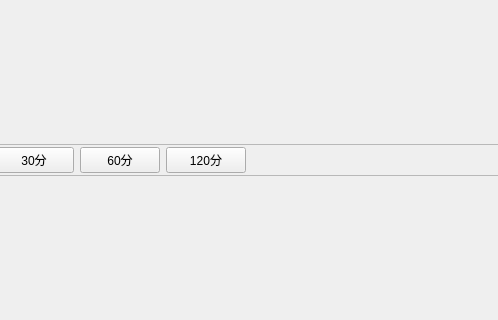
Before: the Qt Designer form src/gui/qt_widgets/MComponents/indicators/IndicatorsViewWidget.ui in Daydreamer-AI/KLineReview, drawn with Qt 5; both pictures show x 695 to 1193 and y 88 to 408 of the 1366 by 768 pixel window.
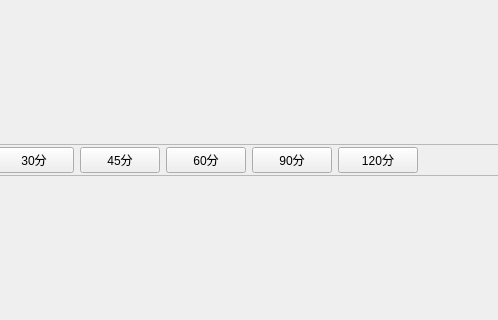
After: the same form once the commit is applied.

Patch:
```diff
--- a/src/gui/qt_widgets/MComponents/indicators/IndicatorsViewWidget.ui
+++ b/src/gui/qt_widgets/MComponents/indicators/IndicatorsViewWidget.ui
@@ -183,6 +183,19 @@
             </property>
            </widget>
           </item>
+          <item>
+           <widget class="QPushButton" name="btn_45m">
+            <property name="text">
+             <string>45分</string>
+            </property>
+            <property name="checkable">
+             <bool>true</bool>
+            </property>
+            <property name="autoExclusive">
+             <bool>true</bool>
+            </property>
+           </widget>
+          </item>
           <item>
            <widget class="QPushButton" name="btn_60m">
             <property name="text">
@@ -196,6 +209,19 @@
             </property>
            </widget>
           </item>
+          <item>
+           <widget class="QPushButton" name="btn_90m">
+            <property name="text">
+             <string>90分</string>
+            </property>
+            <property name="checkable">
+             <bool>true</bool>
+            </property>
+            <property name="autoExclusive">
+             <bool>true</bool>
+            </property>
+           </widget>
+          </item>
           <item>
            <widget class="QPushButton" name="btn_120m">
             <property name="text">
```
